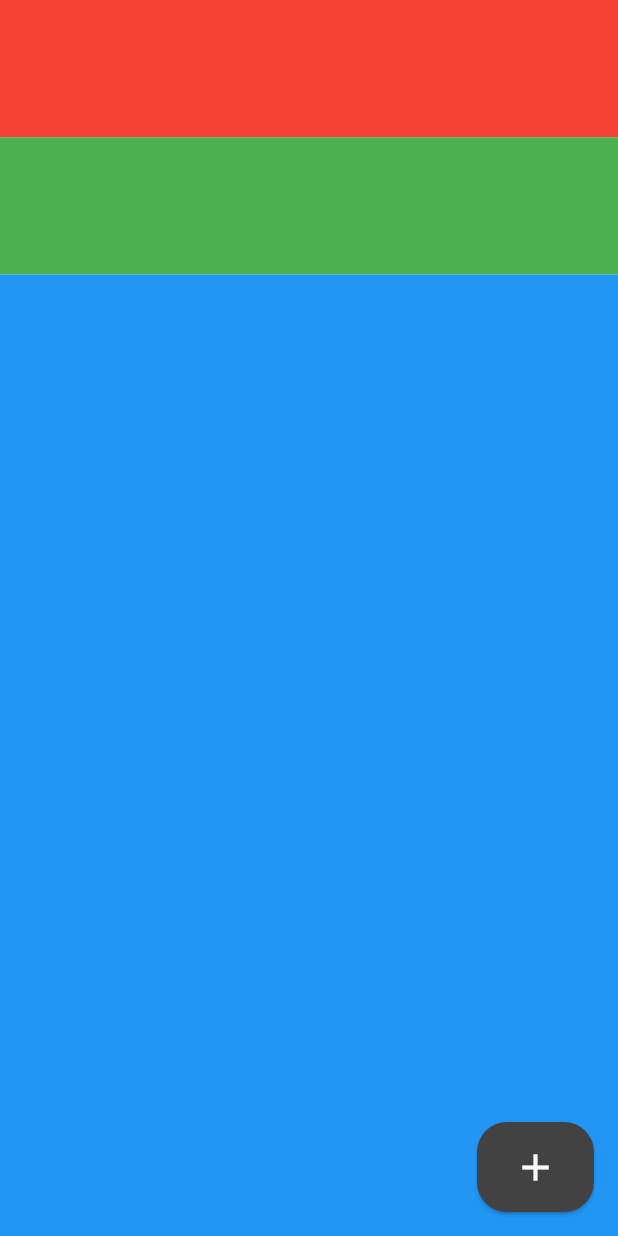
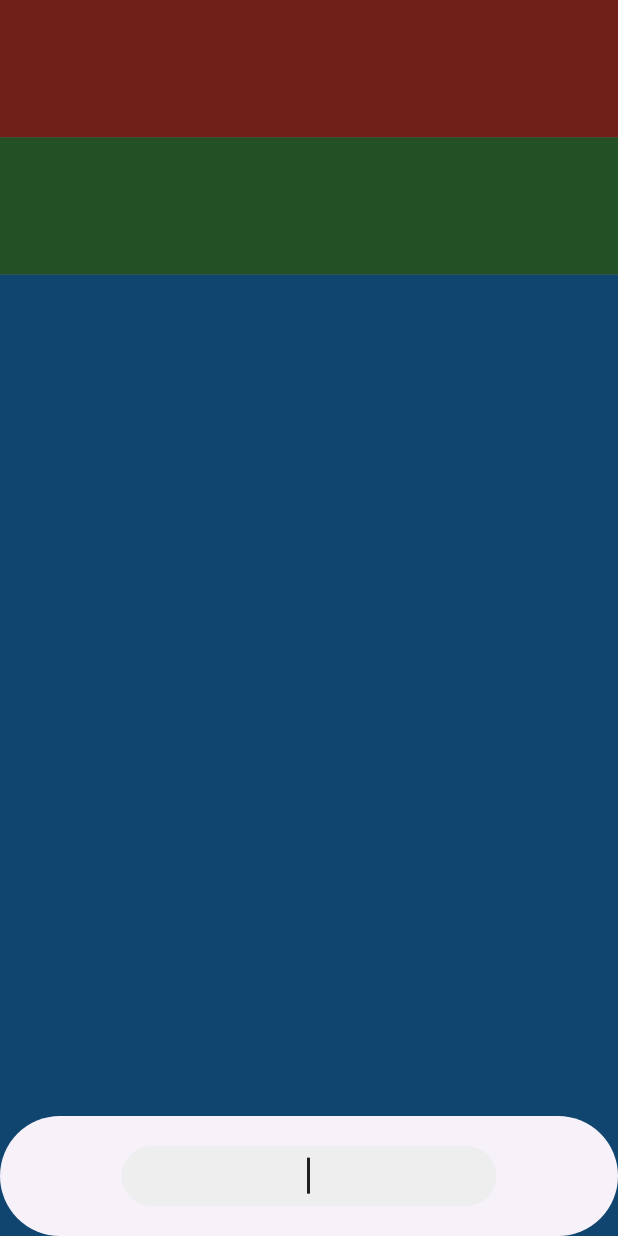
Before and after one commit to phizura/todolist-flutter, a Flutter app: the screen it shows after launch, after a tap on the "add" icon, on a phone screen of 412 x 824 dp. Run offline on Flutter 3.47's test engine with Material 3 defaults, Android fonts, the phone set to English and light mode, and no system bars.

Commit message:
feat(add-task): implement bottom sheet for adding new tasks

```diff
--- a/lib/view_models/app_view_model.dart
+++ b/lib/view_models/app_view_model.dart
@@ -11,4 +11,22 @@ class AppViewModel extends ChangeNotifier {
   Color clrLvl2 = Colors.grey.shade200;
   Color clrLvl3 = Colors.grey.shade800;
   Color clrLvl4 = Colors.grey.shade900;
+
+  void addTask(Task newTask){
+    tasks.add(newTask);
+    notifyListeners();
+  }
+
+  void bottomSheetBuilder(Widget buttomSheetView, BuildContext context) {
+    showModalBottomSheet(
+      shape: RoundedRectangleBorder(
+        borderRadius: BorderRadius.circular(40),
+      ),
+      clipBehavior: Clip.antiAliasWithSaveLayer,
+      context: context,
+      builder: (context) {
+        return buttomSheetView;
+      },
+    );
+  }
 }
--- a/lib/views/add_task_view.dart
+++ b/lib/views/add_task_view.dart
@@ -1,6 +1,7 @@
 import 'package:flutter/material.dart';
 import 'package:provider/provider.dart';
 import 'package:todolist_flutter/view_models/app_view_model.dart';
+import 'package:todolist_flutter/views/bottom_sheets/add_task_bottom_sheet_view.dart';
 
 class AddTaskView extends StatelessWidget {
   const AddTaskView({super.key});
@@ -12,13 +13,17 @@ class AddTaskView extends StatelessWidget {
         height: 60,
         child: ElevatedButton(
           style: ElevatedButton.styleFrom(
-            backgroundColor: viewModel.clrLvl3,
-            foregroundColor: viewModel.clrLvl1,
-            shape: RoundedRectangleBorder(
-              borderRadius: BorderRadius.circular(20)
-              )),
-          onPressed: () {},
-          child: const Icon(Icons.add, size: 30.0),),
+              backgroundColor: viewModel.clrLvl3,
+              foregroundColor: viewModel.clrLvl1,
+              shape: RoundedRectangleBorder(
+                  borderRadius: BorderRadius.circular(20))),
+          onPressed: () {
+            viewModel.bottomSheetBuilder(
+                const AddTaskBottomSheetView(),
+                context);
+          },
+          child: const Icon(Icons.add, size: 30.0),
+        ),
       );
     });
   }
--- /dev/null
+++ b/lib/views/bottom_sheets/add_task_bottom_sheet_view.dart
@@ -0,0 +1,52 @@
+import 'package:flutter/material.dart';
+import 'package:provider/provider.dart';
+import 'package:todolist_flutter/models/task_model.dart';
+import 'package:todolist_flutter/view_models/app_view_model.dart';
+
+class AddTaskBottomSheetView extends StatelessWidget {
+  const AddTaskBottomSheetView({super.key});
+
+  @override
+  Widget build(BuildContext context) {
+    final TextEditingController entryController = TextEditingController();
+
+    return Consumer<AppViewModel>(
+      builder: (context, viewModel, child) {
+        return Padding(
+          padding: EdgeInsets.only(bottom: MediaQuery.of(context).viewInsets.bottom),
+          child: SizedBox(
+            height: 80,
+            child: Center(
+              child: SizedBox(
+                height: 40,
+                width: 250,
+                child: TextField(
+                  onSubmitted: (value) {
+                    if(entryController.text.isNotEmpty){
+                      Task newTask = Task(entryController.text, false);
+                      viewModel.addTask(newTask);
+                      entryController.clear();
+                    }
+                  },
+                  decoration: InputDecoration(
+                    contentPadding: const EdgeInsets.only(bottom: 5),
+                    filled: true,
+                    fillColor: viewModel.clrLvl2,
+                    border: OutlineInputBorder(borderRadius: BorderRadius.circular(20), borderSide: const BorderSide(width: 0, style: BorderStyle.none))
+                  ),
+                  textAlign: TextAlign.center,
+                  textAlignVertical: TextAlignVertical.center,
+                  cursorColor: viewModel.clrLvl4,
+                  autofocus: true,
+                  autocorrect: false,
+                  controller: entryController,
+                  style: TextStyle(color: viewModel.clrLvl4, fontWeight: FontWeight.w500),
+                ),
+              ),
+            ),
+          ),
+        );
+      },
+    );
+  }
+}
```
